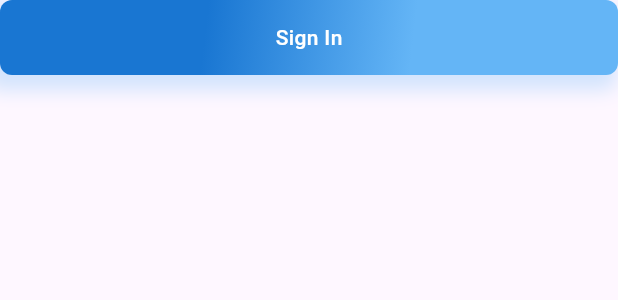
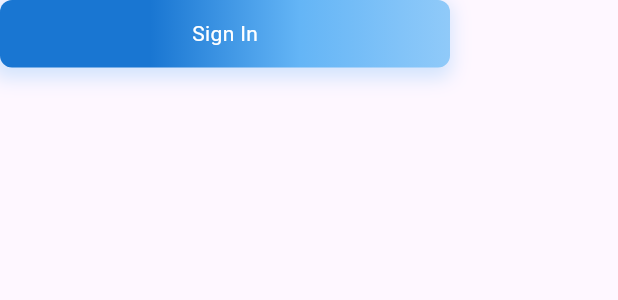
Before and after one commit to ravishankarpradhan76/e-commerce, a Flutter app: the CommonButton widget shown alone on an empty page, opened directly, on a phone screen of 412 x 824 dp. Shown: the top 300 px of the screen. Run offline on Flutter 3.47's test engine with Material 3 defaults, Android fonts, the phone set to English and light mode, and no system bars.

Commit message:
intial commit

```diff
--- a/lib/common_widgets/common_button.dart
+++ b/lib/common_widgets/common_button.dart
@@ -9,26 +9,24 @@ class CommonButton extends StatelessWidget {
   @override
   Widget build(BuildContext context) {
     return Container(
-      width: MediaQuery.of(context).size.width / 1,
-      height: AppSizes.buttonHeight,
+      width: 300,
+      height: 45,
       decoration: BoxDecoration(
         gradient: LinearGradient(
           colors: [
             Colors.blue.shade700,
             Colors.blue.shade700,
             Colors.blue.shade300,
-            Colors.blue.shade300,
+            Colors.blue.shade200,
           ],
-          begin: Alignment.topLeft,
-          end: Alignment.bottomRight,
         ),
         borderRadius: BorderRadius.circular(8),
         boxShadow: [
           BoxShadow(
             color: Colors.blue.withOpacity(0.2),
-            spreadRadius: 4,
+            spreadRadius: 3,
             blurRadius: 10,
-            offset: const Offset(-5, 6),
+            offset: const Offset(-2, 4),
           ),
         ],
       ),
@@ -38,7 +36,7 @@ class CommonButton extends StatelessWidget {
         style: const TextStyle(
           color: Colors.white,
           fontSize: 14,
-          fontWeight: FontWeight.w500,
+          fontWeight: FontWeight.w400,
         ),
       ),
     );
--- a/lib/main.dart
+++ b/lib/main.dart
@@ -1,3 +1,5 @@
+import 'package:ecommerce/pages/Log_In.dart';
+import 'package:ecommerce/pages/Splash_Screen.dart';
 import 'package:ecommerce/pages/welcome_page.dart';
 import 'package:flutter/material.dart';
 
@@ -17,7 +19,7 @@ class MyApp extends StatelessWidget {
         colorScheme: ColorScheme.fromSeed(seedColor: Colors.deepPurple),
         useMaterial3: true,
       ),
-      home: const WelcomePage(),
+      home: SplashScreen(),
     );
   }
 }
```
